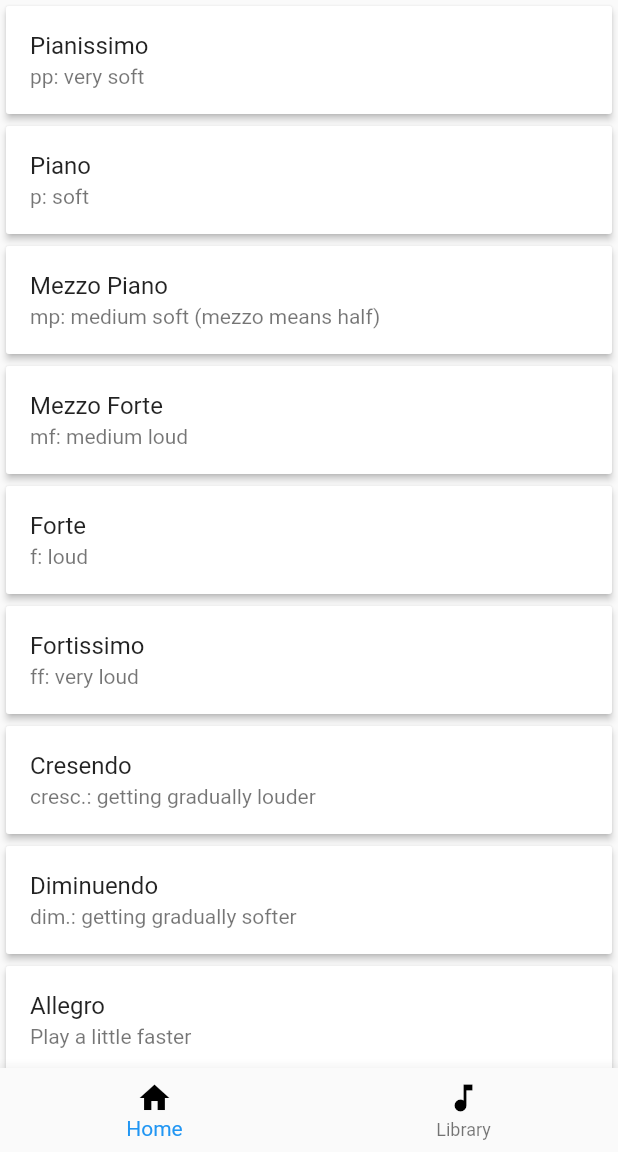
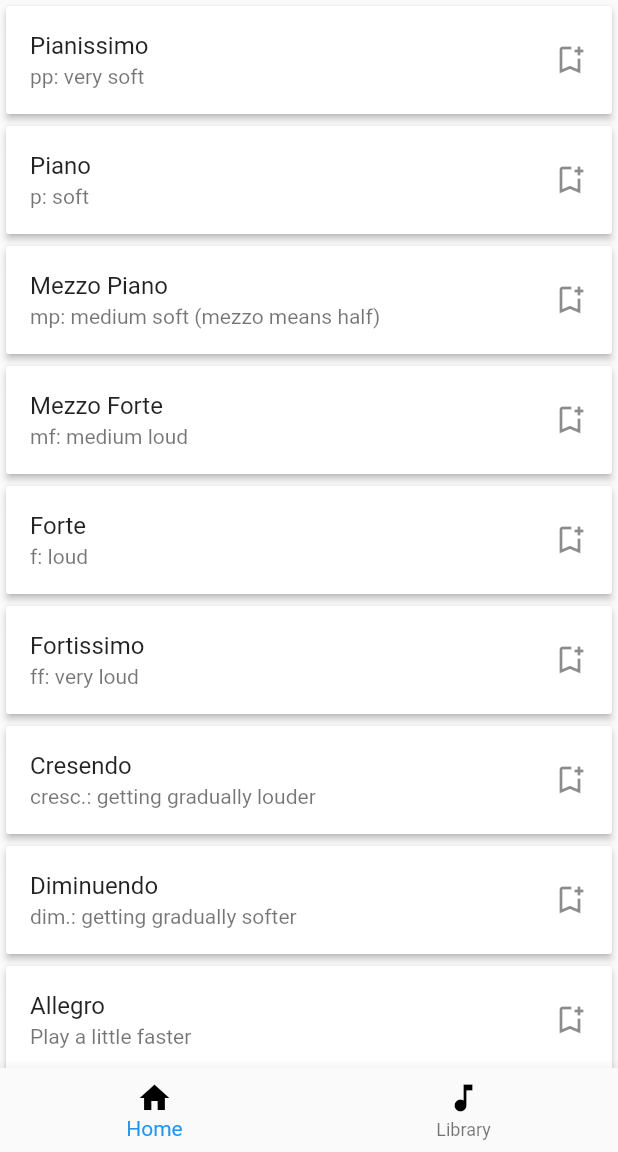
Before and after one commit to itcodehery/Flutter-CodeMaiden, a Flutter app: the screen it shows after launch, on a phone screen of 412 x 824 dp, the part 84-1236 px from its top. Run offline on Flutter 3.47's test engine with Material 2 defaults, Android fonts, the phone set to English and light mode, and no system bars.

Commit message:
Lil changes again

```diff
--- a/musidict/lib/main.dart
+++ b/musidict/lib/main.dart
@@ -14,6 +14,16 @@ class _MyAppState extends State<MyApp> {
   IconData iconstate = Icons.add;
   String titleText = '', subtitleText = '';
 
+  Map<String, String> dictionary = {
+    "Allegro":"Play at a fast pace",
+    "Allegretto":"Play fast but not as fast as Allegro",
+    "Pianissimo":"very soft",
+    "Piano":"soft",
+    "Mezzo Piano":"medium soft",
+    "Mezzo Forte":"medium loud",
+    "Forte":"to be played loudly"
+  };
+
   Card createCard(String titletext, String subtitletext){
     return Card(
       shape: RoundedRectangleBorder(
@@ -27,6 +37,7 @@ class _MyAppState extends State<MyApp> {
             ListTile(
               title: Text(titletext),
               subtitle: Text(subtitletext),
+              trailing: const Icon(Icons.bookmark_add_outlined,),
             )
           ],
         )
@@ -89,12 +100,28 @@ class _MyAppState extends State<MyApp> {
             createCard("Legato","Play smoothly"),
             createCard("Staccato","Play the marked notes detached, short and crisp"),
             createCard("Slur","Play the marked notes smoothly"),
-            const Text("----------------------------", textAlign: TextAlign.center),
+
+            const Divider(height: 12, thickness: 2,),
             createCard("Tenuto","ten.: slightly lengthen and sustain the note"),
             createCard("Cantabile", "with a singing tone"),
             createCard("Espressivo", "expressively"),
             createCard("Gracioso","gracefully"),
-            createCard("Molto","very (molto expressivo means 'very expressively')"),
+            createCard("Molto","very"),
+
+            // ListView.builder(
+            //   itemCount: dictionary.length,
+            //   itemBuilder: (context, index) {
+            //   Iterable<MapEntry<String, String>> dict = dictionary.entries.;
+            //   return createCard();
+            //   },
+            // )
+
+            // dictionary.forEach((key, value) {
+            //   String a = key;
+            //   String b = value;
+            //   createCard(a, b);
+            // })
+
         ],
       )
     )
```
